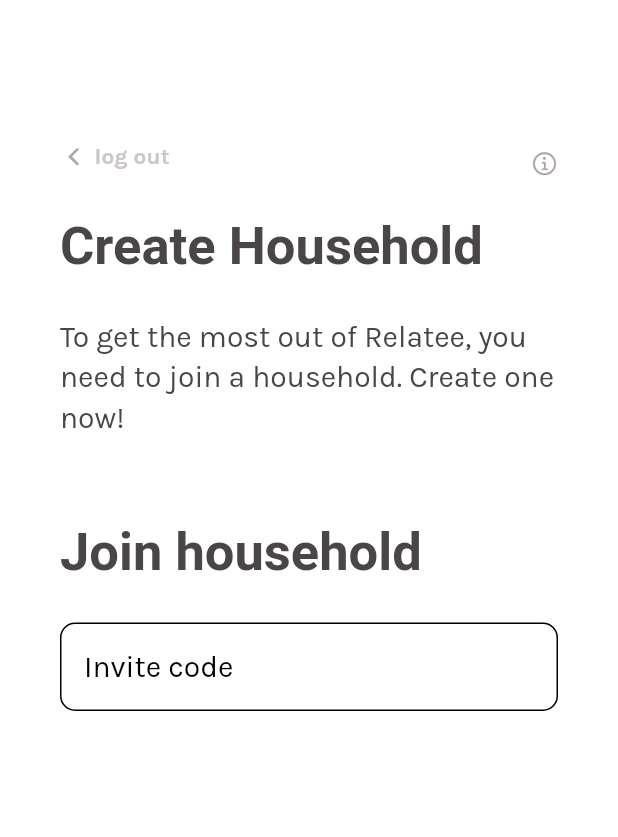
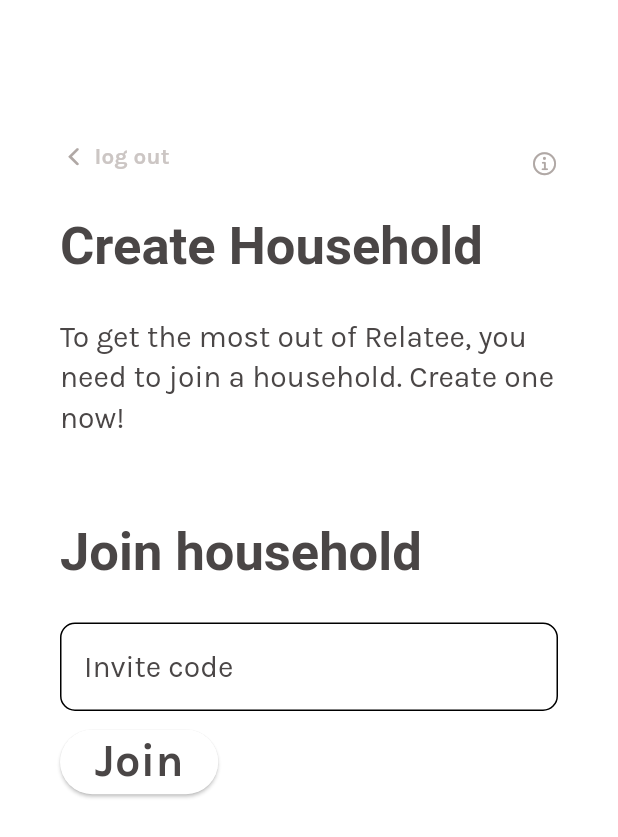
Before and after one commit to iloveproggen/relatee-frontend, a Flutter app: the JoinHouseholdView screen opened directly, on a phone screen of 412 x 824 dp. Shown: the top 837 px of the screen. Run offline on Flutter 3.47's test engine with Material 3 defaults, Android fonts, the phone set to English and light mode, and no system bars; our stand-ins replace confetti, flutter_svg, get, graphql_flutter, share, shared_preferences; accounts and stored records are empty; Roboto replaces fonts that are missing (Sedan).

Commit message:
Join input+button

```diff
--- a/frontend_v1/lib/join_household.dart
+++ b/frontend_v1/lib/join_household.dart
@@ -2,6 +2,7 @@ import 'package:flutter/cupertino.dart';
 import 'package:flutter/material.dart';
 import 'package:frontend_v1/login.dart';
 import 'package:get/get.dart';
+import 'package:get/get_connect/http/src/utils/utils.dart';
 
 class JoinHouseholdView extends StatelessWidget {
   const JoinHouseholdView({super.key});
@@ -70,7 +71,21 @@ class JoinHouseholdView extends StatelessWidget {
                   borderRadius: BorderRadius.circular(10),
                 ),
                 hintText: 'Invite code'.tr,
-              ))
+                hintStyle: Theme.of(context).textTheme.bodySmall,
+              )),
+          SizedBox(height: 10),
+          ElevatedButton(
+            onPressed: () {},
+            child: Text(
+              'Join',
+              style: TextStyle(
+                fontFamily: "Karla",
+                fontSize: 30,
+                fontWeight: FontWeight.bold,
+                color: Theme.of(context).textTheme.bodyMedium?.color,
+              ),
+            ),
+          ),
         ],
       ),
     )));
```
